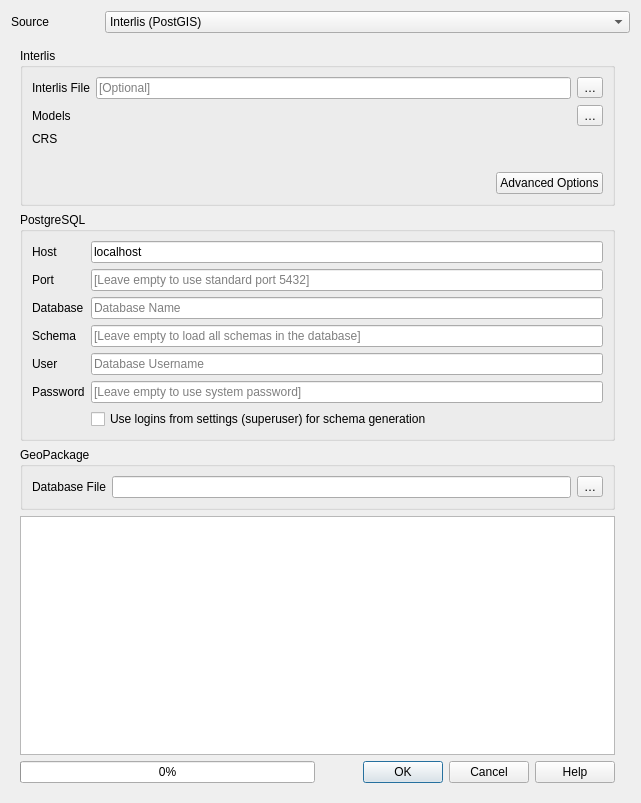
Above: QgisModelBaker/ui/generate_project.ui from opengisch/QgisModelBaker before the change. Below: the same form after it.
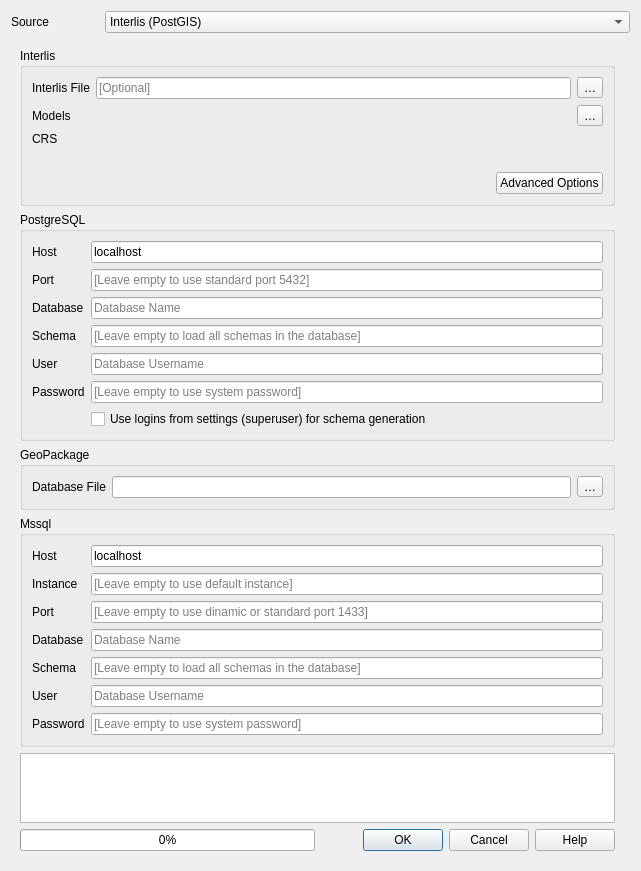
That is the form after the change. Custom widgets are drawn as their Qt base class.

Commit message: Add mssql gui in generate project

The edit to the form file:
```diff
--- a/QgisModelBaker/ui/generate_project.ui
+++ b/QgisModelBaker/ui/generate_project.ui
@@ -64,22 +64,35 @@
      </property>
      <widget class="QWidget" name="page">
       <layout class="QGridLayout" name="gridLayout_3">
-       <item row="0" column="1">
-        <widget class="QWidget" name="widget" native="true">
-         <layout class="QGridLayout" name="gridLayout_2">
-          <property name="leftMargin">
-           <number>0</number>
-          </property>
-          <property name="topMargin">
-           <number>0</number>
-          </property>
-          <property name="rightMargin">
-           <number>0</number>
-          </property>
-          <property name="bottomMargin">
-           <number>0</number>
-          </property>
-         </layout>
+       <item row="6" column="0">
+        <layout class="QHBoxLayout" name="horizontalLayout">
+         <item>
+          <widget class="QProgressBar" name="progress_bar">
+           <property name="value">
+            <number>0</number>
+           </property>
+          </widget>
+         </item>
+         <item>
+          <widget class="QDialogButtonBox" name="buttonBox">
+           <property name="orientation">
+            <enum>Qt::Horizontal</enum>
+           </property>
+           <property name="standardButtons">
+            <set>QDialogButtonBox::Cancel|QDialogButtonBox::Help|QDialogButtonBox::Ok</set>
+           </property>
+          </widget>
+         </item>
+        </layout>
+       </item>
+       <item row="5" column="0">
+        <widget class="QTextBrowser" name="txtStdout">
+         <property name="toolTip">
+          <string/>
+         </property>
+         <property name="openLinks">
+          <bool>false</bool>
+         </property>
         </widget>
        </item>
        <item row="1" column="0">
@@ -188,16 +201,6 @@
          </layout>
         </widget>
        </item>
-       <item row="4" column="0">
-        <widget class="QTextBrowser" name="txtStdout">
-         <property name="toolTip">
-          <string/>
-         </property>
-         <property name="openLinks">
-          <bool>false</bool>
-         </property>
-        </widget>
-       </item>
        <item row="3" column="0">
         <widget class="QGroupBox" name="gpkg_config">
          <property name="title">
@@ -330,26 +333,139 @@
          </layout>
         </widget>
        </item>
-       <item row="5" column="0">
-        <layout class="QHBoxLayout" name="horizontalLayout">
-         <item>
-          <widget class="QProgressBar" name="progress_bar">
-           <property name="value">
-            <number>0</number>
-           </property>
-          </widget>
-         </item>
-         <item>
-          <widget class="QDialogButtonBox" name="buttonBox">
-           <property name="orientation">
-            <enum>Qt::Horizontal</enum>
-           </property>
-           <property name="standardButtons">
-            <set>QDialogButtonBox::Cancel|QDialogButtonBox::Help|QDialogButtonBox::Ok</set>
-           </property>
-          </widget>
-         </item>
-        </layout>
+       <item row="0" column="1">
+        <widget class="QWidget" name="widget" native="true">
+         <layout class="QGridLayout" name="gridLayout_2">
+          <property name="leftMargin">
+           <number>0</number>
+          </property>
+          <property name="topMargin">
+           <number>0</number>
+          </property>
+          <property name="rightMargin">
+           <number>0</number>
+          </property>
+          <property name="bottomMargin">
+           <number>0</number>
+          </property>
+         </layout>
+        </widget>
+       </item>
+       <item row="4" column="0">
+        <widget class="QGroupBox" name="mssql_config">
+         <property name="title">
+          <string>Mssql</string>
+         </property>
+         <layout class="QFormLayout" name="formLayout">
+          <item row="2" column="0">
+           <widget class="QLabel" name="label_11">
+            <property name="text">
+             <string>Host</string>
+            </property>
+           </widget>
+          </item>
+          <item row="2" column="1">
+           <widget class="QLineEdit" name="mssql_host_line_edit">
+            <property name="text">
+             <string>localhost</string>
+            </property>
+            <property name="placeholderText">
+             <string>Database Hostname</string>
+            </property>
+           </widget>
+          </item>
+          <item row="3" column="0">
+           <widget class="QLabel" name="label_17">
+            <property name="text">
+             <string>Instance</string>
+            </property>
+           </widget>
+          </item>
+          <item row="3" column="1">
+           <widget class="QLineEdit" name="mssql_instance_line_edit">
+            <property name="text">
+             <string/>
+            </property>
+            <property name="placeholderText">
+             <string>[Leave empty to use default instance]</string>
+            </property>
+           </widget>
+          </item>
+          <item row="4" column="0">
+           <widget class="QLabel" name="label_12">
+            <property name="text">
+             <string>Port</string>
+            </property>
+           </widget>
+          </item>
+          <item row="4" column="1">
+           <widget class="QLineEdit" name="mssql_port_line_edit">
+            <property name="placeholderText">
+             <string>[Leave empty to use dinamic or standard port 1433]</string>
+            </property>
+           </widget>
+          </item>
+          <item row="5" column="0">
+           <widget class="QLabel" name="label_13">
+            <property name="text">
+             <string>Database</string>
+            </property>
+           </widget>
+          </item>
+          <item row="5" column="1">
+           <widget class="QLineEdit" name="mssql_database_line_edit">
+            <property name="placeholderText">
+             <string>Database Name</string>
+            </property>
+           </widget>
+          </item>
+          <item row="7" column="0">
+           <widget class="QLabel" name="label_14">
+            <property name="text">
+             <string>Schema</string>
+            </property>
+           </widget>
+          </item>
+          <item row="7" column="1">
+           <widget class="QLineEdit" name="mssql_schema_line_edit">
+            <property name="placeholderText">
+             <string>[Leave empty to load all schemas in the database]</string>
+            </property>
+           </widget>
+          </item>
+          <item row="8" column="0">
+           <widget class="QLabel" name="label_15">
+            <property name="text">
+             <string>User</string>
+            </property>
+           </widget>
+          </item>
+          <item row="8" column="1">
+           <widget class="QLineEdit" name="mssql_user_line_edit">
+            <property name="placeholderText">
+             <string>Database Username</string>
+            </property>
+           </widget>
+          </item>
+          <item row="9" column="0">
+           <widget class="QLabel" name="label_16">
+            <property name="text">
+             <string>Password</string>
+            </property>
+           </widget>
+          </item>
+          <item row="9" column="1">
+           <widget class="QLineEdit" name="mssql_password_line_edit">
+            <property name="echoMode">
+             <enum>QLineEdit::Password</enum>
+            </property>
+            <property name="placeholderText">
+             <string>[Leave empty to use system password]</string>
+            </property>
+           </widget>
+          </item>
+         </layout>
+        </widget>
        </item>
       </layout>
      </widget>
```
Left out of the diff: 2 changed lines with no effect on the pictures. The commit also changes 1 other file.
